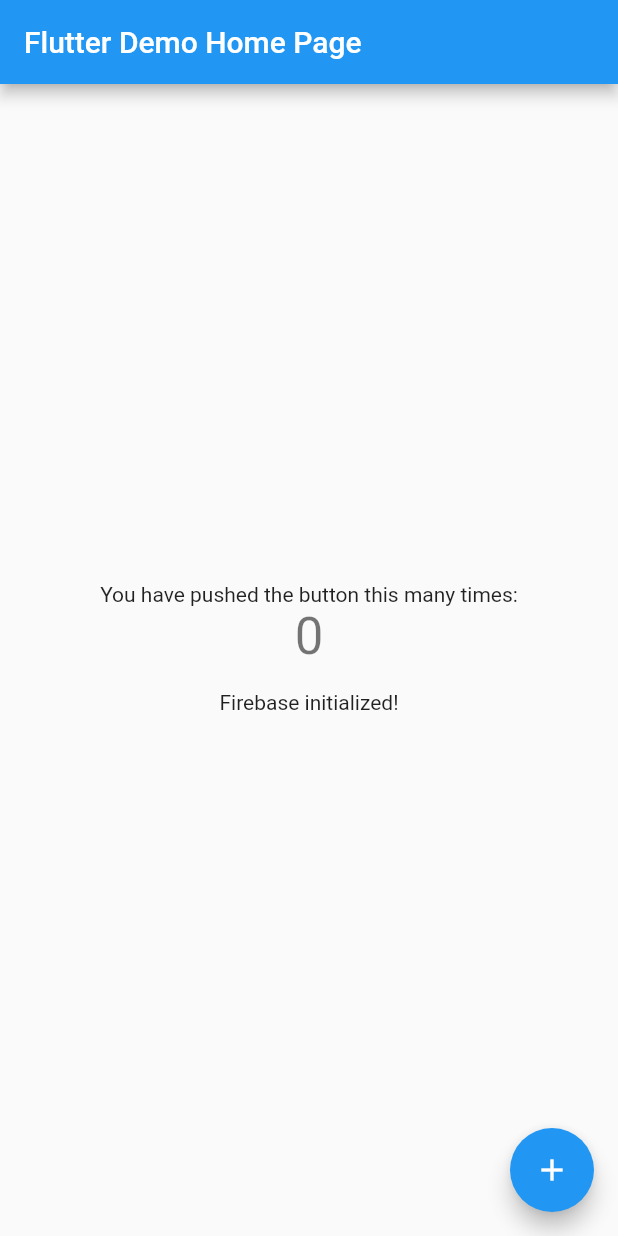
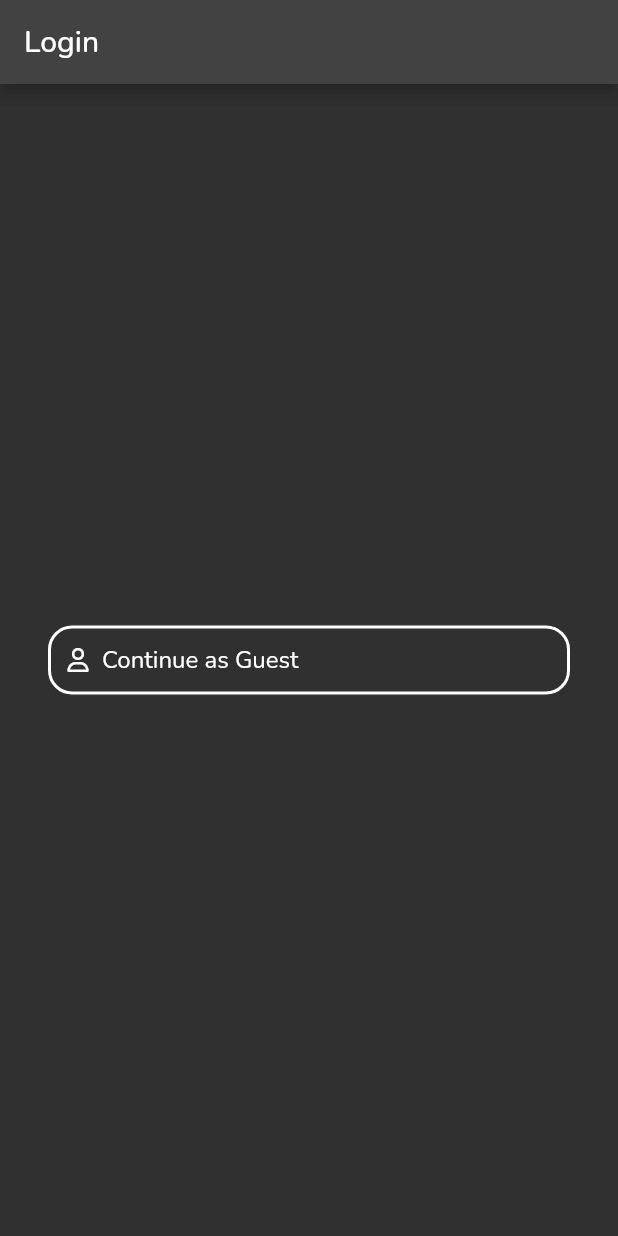
Before and after one commit to JosephFuge/quizapp, a Flutter app: the screen it shows after launch, on a phone screen of 412 x 824 dp. Run offline on Flutter 3.47's test engine with Material 2 defaults, Android fonts, the phone set to English and light mode, and no system bars; our stand-ins replace firebase_auth, firebase_core, font_awesome_flutter, google_fonts; accounts and stored records are empty.

Commit message:
Add login button and login page

```diff
--- a/lib/main.dart
+++ b/lib/main.dart
@@ -1,5 +1,6 @@
 import 'package:flutter/material.dart';
-import 'package:firebase_core/firebase_core.dart';
+import 'package:quizapp/routes.dart';
+import 'package:quizapp/theme.dart';
 
 void main() {
   runApp(const MyApp());
@@ -13,19 +14,8 @@ class MyApp extends StatelessWidget {
   Widget build(BuildContext context) {
     return MaterialApp(
       title: 'Flutter Demo',
-      theme: ThemeData(
-        // This is the theme of your application.
-        //
-        // Try running your application with "flutter run". You'll see the
-        // application has a blue toolbar. Then, without quitting the app, try
-        // changing the primarySwatch below to Colors.green and then invoke
-        // "hot reload" (press "r" in the console where you ran "flutter run",
-        // or simply save your changes to "hot reload" in a Flutter IDE).
-        // Notice that the counter didn't reset back to zero; the application
-        // is not restarted.
-        primarySwatch: Colors.blue,
-      ),
-      home: const MyHomePage(title: 'Flutter Demo Home Page'),
+      theme: appTheme,
+      routes: QuizRoutes.appRoutes,
     );
   }
 }
@@ -40,7 +30,6 @@ class MyHomePage extends StatefulWidget {
 
 class _MyHomePageState extends State<MyHomePage> {
   int _counter = 0;
-  final Future<FirebaseApp> _initialization = Firebase.initializeApp();
 
   void _incrementCounter() {
     setState(() {
@@ -70,7 +59,7 @@ class _MyHomePageState extends State<MyHomePage> {
                 vertical: 16.0,
               ),
               child: FutureBuilder(
-                future: _initialization,
+                // future: _initialization,
                 builder: (context, snapshot) {
                   if (snapshot.hasData) {
                     return const Text('Firebase initialized!');
--- /dev/null
+++ b/lib/routes.dart
@@ -0,0 +1,21 @@
+import 'package:flutter/material.dart';
+import 'package:quizapp/views/pages/about.dart';
+import 'package:quizapp/views/pages/home.dart';
+import 'package:quizapp/views/pages/login.dart';
+import 'package:quizapp/views/pages/profile.dart';
+import 'package:quizapp/views/pages/topics.dart';
+
+class QuizRoutes {
+  static String loginPage = '/login';
+  static String topicsPage = '/topics';
+  static String profilePage = '/profile';
+  static String aboutPage = '/about';
+
+  static Map<String, Widget Function(BuildContext)> appRoutes = {
+  '/': (context) => const HomePage(),
+  '/login': (context) => const LoginPage(),
+  '/topics': (context) => const TopicsPage(),
+  '/profile': (context) => const ProfilePage(),
+  '/about': (context) => const AboutPage(),
+};
+}
--- /dev/null
+++ b/lib/services/auth.dart
@@ -0,0 +1,18 @@
+import 'package:firebase_auth/firebase_auth.dart';
+
+class AuthService {
+  final userStream = FirebaseAuth.instance.authStateChanges();
+  final user = FirebaseAuth.instance.currentUser;
+
+  Future<void> anonymousLogin() async {
+    try {
+      await FirebaseAuth.instance.signInAnonymously();
+    } on FirebaseAuthException catch (exception) {
+      // handle exception
+    }
+  }
+
+  Future<void> signOut() async {
+    await FirebaseAuth.instance.signOut();
+  }
+}
--- /dev/null
+++ b/lib/theme.dart
@@ -0,0 +1,25 @@
+import 'package:flutter/material.dart';
+import 'package:google_fonts/google_fonts.dart';
+
+final appTheme = ThemeData(
+  bottomAppBarTheme: const BottomAppBarTheme(
+    color: Colors.black87,
+  ),
+  brightness: Brightness.dark,
+  fontFamily: GoogleFonts.nunito().fontFamily,
+  textTheme: const TextTheme(
+    bodyLarge: TextStyle(fontSize: 18),
+    bodyMedium: TextStyle(fontSize: 16),
+    labelLarge: TextStyle(
+      letterSpacing: 1.5,
+      fontWeight: FontWeight.bold,
+    ),
+    displayLarge: TextStyle(
+      fontWeight: FontWeight.bold,
+    ),
+    titleMedium: TextStyle(
+      color: Colors.grey,
+    ),
+  ),
+  buttonTheme: const ButtonThemeData(),
+);
--- /dev/null
+++ b/lib/views/pages/home.dart
@@ -0,0 +1,40 @@
+import 'package:firebase_core/firebase_core.dart';
+import 'package:flutter/material.dart';
+import 'package:quizapp/services/auth.dart';
+import 'package:quizapp/views/pages/login.dart';
+import 'package:quizapp/views/pages/topics.dart';
+
+class HomePage extends StatelessWidget {
+  const HomePage({super.key});
+
+  @override
+  Widget build(BuildContext context) {
+    final Future<FirebaseApp> _initialization = Firebase.initializeApp();
+
+    return FutureBuilder(
+      future: _initialization,
+      builder: (context, snapshot) {
+        if (snapshot.hasData) {
+          return StreamBuilder(
+            stream: AuthService().userStream,
+            builder: (context, snapshot) {
+              if (snapshot.connectionState == ConnectionState.waiting) {
+                return const Text('Loading...');
+              } else if (snapshot.hasError) {
+                return const Text('Error');
+              } else if (snapshot.hasData) {
+                return const TopicsPage();
+              } else {
+                return const LoginPage();
+              }
+            },
+          );
+        } else if (snapshot.hasError) {
+          return const Text('Could not initialize Firebase.');
+        } else {
+          return const Text('Initializing Firebase...');
+        }
+      },
+    );
+  }
+}
--- /dev/null
+++ b/lib/views/pages/login.dart
@@ -0,0 +1,67 @@
+import 'package:flutter/material.dart';
+import 'package:font_awesome_flutter/font_awesome_flutter.dart';
+import 'package:quizapp/services/auth.dart';
+
+class LoginPage extends StatelessWidget {
+  const LoginPage({super.key});
+
+  @override
+  Widget build(BuildContext context) {
+    return Scaffold(
+      appBar: AppBar(
+        title: const Text('Login'),
+      ),
+      body: Column(
+        crossAxisAlignment: CrossAxisAlignment.stretch,
+        mainAxisAlignment: MainAxisAlignment.spaceEvenly,
+        children: [
+          LoginButton(
+              text: 'Continue as Guest',
+              icon: FontAwesomeIcons.user,
+              loginMethod: AuthService().anonymousLogin)
+        ],
+      ),
+    );
+  }
+}
+
+class LoginButton extends StatelessWidget {
+  const LoginButton(
+      {required this.text,
+      required this.icon,
+      required this.loginMethod,
+      super.key});
+
+  final IconData icon;
+  final String text;
+  final Function loginMethod;
+
+  @override
+  Widget build(BuildContext context) {
+    return Padding(
+      padding: const EdgeInsets.symmetric(horizontal: 32.0),
+      child: GestureDetector(
+        onTap: () => loginMethod,
+        child: DecoratedBox(
+          decoration: BoxDecoration(
+            border: Border.all(width: 2.0, color: Colors.white),
+            shape: BoxShape.rectangle,
+            borderRadius: const BorderRadius.all(
+              Radius.circular(16.0),
+            ),
+          ),
+          child: Padding(
+            padding: const EdgeInsets.all(12.0),
+            child: Row(
+              children: [
+                Icon(icon, size: 16.0),
+                const SizedBox(width: 8.0),
+                Text(text),
+              ],
+            ),
+          ),
+        ),
+      ),
+    );
+  }
+}
--- a/pubspec.yaml
+++ b/pubspec.yaml
@@ -39,6 +39,10 @@ dependencies:
   firebase_core: 2.10.0
   cloud_firestore: 4.5.2
   firebase_auth: 4.4.2
+  google_sign_in: ^6.1.0
+  crypto: ^3.0.2
+  google_fonts: ^4.0.3
+  font_awesome_flutter: ^10.4.0
 
 
 
```
Also changed, not shown: lib/views/components/bottom_nav_bar.dart (added, +41 -0 lines), lib/views/pages/about.dart (added, +10 -0 lines), lib/views/pages/profile.dart (added, +10 -0 lines), lib/views/pages/topics.dart (added, +13 -0 lines), pubspec.lock, 2 other files.
